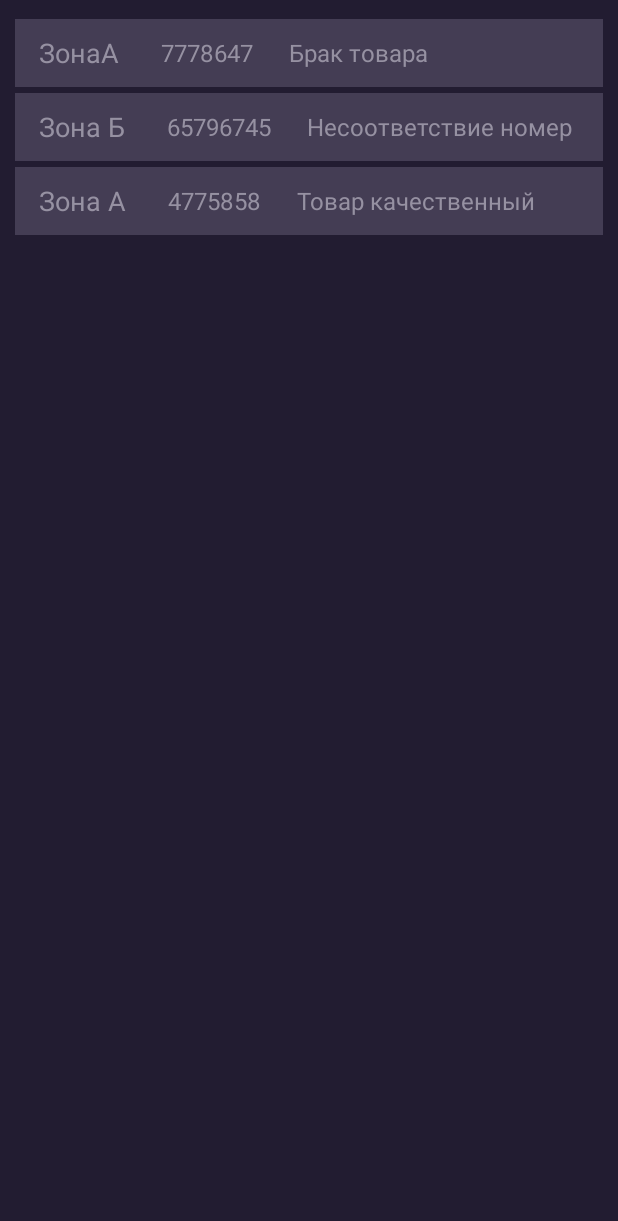
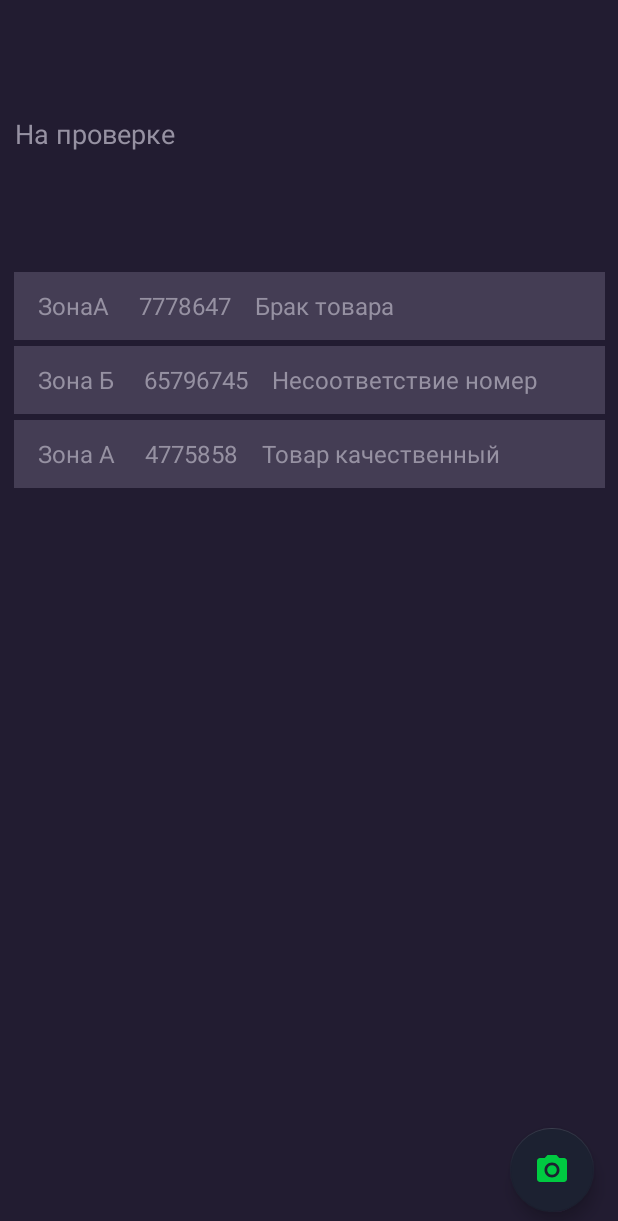
Before and after one commit to snezer/GruzD, an Android app: the TestResultActivity screen opened directly, with no data from a screen before it, on a phone screen of 412 x 824 dp. Shown: the top 1221 px of the screen. Run offline under Robolectric (Android 15) with nearby library versions, the light colour scheme and no system bars.

Commit message:
UI работы с фото

```diff
--- a/AndroidClient/app/src/main/AndroidManifest.xml
+++ b/AndroidClient/app/src/main/AndroidManifest.xml
@@ -9,6 +9,9 @@
         android:roundIcon="@mipmap/ic_launcher_round"
         android:supportsRtl="true"
         android:theme="@style/Theme.GruzD">
+        <activity
+            android:name=".ShipmentCard"
+            android:exported="false" />
         <activity
             android:name=".TestResultActivity"
             android:exported="false" />
--- a/AndroidClient/app/src/main/java/ru/pro100/studio/gruzd/TestResultActivity.kt
+++ b/AndroidClient/app/src/main/java/ru/pro100/studio/gruzd/TestResultActivity.kt
@@ -1,5 +1,6 @@
 package ru.pro100.studio.gruzd
 
+import android.content.Intent
 import androidx.appcompat.app.AppCompatActivity
 import android.os.Bundle
 import android.speech.tts.TextToSpeech
@@ -7,6 +8,7 @@ import android.util.Log
 import android.widget.ListView
 import android.widget.SimpleAdapter
 import androidx.appcompat.widget.LinearLayoutCompat
+import com.google.android.material.floatingactionbutton.FloatingActionButton
 import ru.pro100.studio.gruzd.Data.QualityTestResult
 import java.util.*
 import kotlin.collections.HashMap
@@ -56,5 +58,11 @@ class TestResultActivity : AppCompatActivity() {
             Log.d(TAG, pods[position]["Uuid"].toString())
         }
 
+        var floatingButton = findViewById<FloatingActionButton>(R.id.new_card_button)
+        floatingButton.setOnClickListener{
+            val intent = Intent(this, ShipmentCard::class.java)
+            startActivity(intent)
+        }
+
     }
 }
--- /dev/null
+++ b/AndroidClient/app/src/main/res/drawable/ic_baseline_photo_camera_24.xml
@@ -0,0 +1,6 @@
+<vector android:height="24dp" android:tint="#FFFFFF"
+    android:viewportHeight="24" android:viewportWidth="24"
+    android:width="24dp" xmlns:android="http://schemas.android.com/apk/res/android">
+    <path android:fillColor="@android:color/white" android:pathData="M12,12m-3.2,0a3.2,3.2 0,1 1,6.4 0a3.2,3.2 0,1 1,-6.4 0"/>
+    <path android:fillColor="@android:color/white" android:pathData="M9,2L7.17,4L4,4c-1.1,0 -2,0.9 -2,2v12c0,1.1 0.9,2 2,2h16c1.1,0 2,-0.9 2,-2L22,6c0,-1.1 -0.9,-2 -2,-2h-3.17L15,2L9,2zM12,17c-2.76,0 -5,-2.24 -5,-5s2.24,-5 5,-5 5,2.24 5,5 -2.24,5 -5,5z"/>
+</vector>
--- a/AndroidClient/app/src/main/res/layout/activity_test_result.xml
+++ b/AndroidClient/app/src/main/res/layout/activity_test_result.xml
@@ -2,21 +2,47 @@
 <androidx.constraintlayout.widget.ConstraintLayout xmlns:android="http://schemas.android.com/apk/res/android"
     xmlns:app="http://schemas.android.com/apk/res-auto"
     xmlns:tools="http://schemas.android.com/tools"
-    android:background="?colorPrimary"
     android:layout_width="match_parent"
     android:layout_height="match_parent"
+    android:background="?colorPrimary"
     tools:context=".TestResultActivity">
 
-    <ListView
-        android:id="@+id/testPodsList"
+    <TextView
         android:layout_width="match_parent"
-        android:layout_height="0dp"
-        android:layout_margin="10dp"
-        android:background="?colorPrimary"
-        android:divider="?android:colorPrimary"
-        app:layout_constraintBottom_toBottomOf="parent"
+        android:layout_marginTop="25dp"
+        android:layout_marginLeft="10dp"
+        android:layout_marginRight="10dp"
+        android:layout_marginBottom="25dp"
+        android:layout_height="40dp"
+        android:text="@string/list_name"
+        android:gravity="center_vertical"
+        android:textSize="18sp"
+        android:textColor="@color/text_color"
+        app:layout_constraintBottom_toTopOf="@+id/testPodsList"
         app:layout_constraintEnd_toEndOf="parent"
         app:layout_constraintStart_toStartOf="parent"
         app:layout_constraintTop_toTopOf="parent" />
 
+    <ListView
+        android:id="@+id/testPodsList"
+        android:layout_width="394dp"
+        android:layout_height="563dp"
+        android:layout_margin="10dp"
+        android:layout_marginBottom="12dp"
+        android:background="?colorPrimary"
+        android:divider="?android:colorPrimary"
+        app:layout_constraintBottom_toTopOf="@+id/new_card_button"
+        app:layout_constraintEnd_toEndOf="parent"
+        app:layout_constraintHorizontal_bias="0.47"
+        app:layout_constraintStart_toStartOf="parent" />
+
+    <com.google.android.material.floatingactionbutton.FloatingActionButton
+        android:id="@+id/new_card_button"
+        android:layout_width="wrap_content"
+        android:layout_height="wrap_content"
+        android:layout_margin="16dp"
+        android:src="@drawable/ic_baseline_photo_camera_24"
+        app:layout_constraintBottom_toBottomOf="parent"
+        app:layout_constraintEnd_toEndOf="parent" />
+
 </androidx.constraintlayout.widget.ConstraintLayout>
--- a/AndroidClient/app/src/main/res/layout/item_pod.xml
+++ b/AndroidClient/app/src/main/res/layout/item_pod.xml
@@ -26,7 +26,7 @@
             android:layout_height="wrap_content"
             android:layout_marginStart="16dp"
             android:textColor="@color/text_color"
-            android:textSize="18sp"
+            android:textSize="16sp"
             app:layout_constraintBottom_toBottomOf="parent"
             app:layout_constraintStart_toStartOf="parent"
             app:layout_constraintTop_toTopOf="parent"
@@ -37,7 +37,7 @@
             android:id="@+id/uuid"
             android:layout_width="wrap_content"
             android:layout_height="wrap_content"
-            android:layout_marginStart="28dp"
+            android:layout_marginStart="20dp"
             android:textColor="@color/text_color"
             android:textSize="16dp"
             app:layout_constraintBottom_toBottomOf="parent"
@@ -50,7 +50,7 @@
             android:id="@+id/testResult"
             android:layout_width="wrap_content"
             android:layout_height="wrap_content"
-            android:layout_marginStart="24dp"
+            android:layout_marginStart="16dp"
             android:textColor="@color/text_color"
             android:textSize="16dp"
             app:layout_constraintStart_toEndOf="@+id/uuid"
--- a/AndroidClient/app/src/main/res/values/colors.xml
+++ b/AndroidClient/app/src/main/res/values/colors.xml
@@ -8,7 +8,7 @@
     <color name="foto_300">#e6e6e6</color>
     <color name="btn_box_400">#34d361</color>
     <color name="btn_text_500">#00ca41</color>
-    <color name="black">#FF000000</color>
+    <color name="black">#e6e6e6</color>
     <color name="white">#FFFFFFFF</color>
     <color name="lite_300">#dbdff6</color>
     <color name="lite_400">#b8bcd2</color>
--- a/AndroidClient/app/src/main/res/values/strings.xml
+++ b/AndroidClient/app/src/main/res/values/strings.xml
@@ -4,4 +4,6 @@
     <string name="hint_pass">Пароль</string>
     <string name="hint_login">Логин</string>
     <string name="btn_testing">Прверить</string>
+    <string name="tv_hint_wagon_number">Номер вагона</string>
+    <string name="list_name">На проверке</string>
 </resources>
--- a/AndroidClient/app/src/main/res/values/themes.xml
+++ b/AndroidClient/app/src/main/res/values/themes.xml
@@ -8,7 +8,7 @@
         <!-- Secondary brand color. -->
         <item name="colorSecondary">@color/analog_900</item>
         <item name="colorSecondaryVariant">@color/analog_800</item>
-        <item name="colorOnSecondary">@color/black</item>
+        <item name="colorOnSecondary">@color/btn_text_500</item>
         <!-- Status bar color. -->
         <item name="android:statusBarColor" tools:targetApi="l">?attr/colorPrimaryVariant</item>
         <!-- Customize your theme here. -->
```
Also changed, not shown: AndroidClient/app/src/main/java/ru/pro100/studio/gruzd/ShipmentCard.kt (added, +34 -0 lines), AndroidClient/app/src/main/res/drawable/ic_button_add_foto.xml (added, +14 -0 lines), AndroidClient/app/src/main/res/layout/activity_shipment_card.xml (added, +112 -0 lines), AndroidClient/app/src/main/res/drawable-v24/foto_wagon_big.jpg (added), 1 other file.
